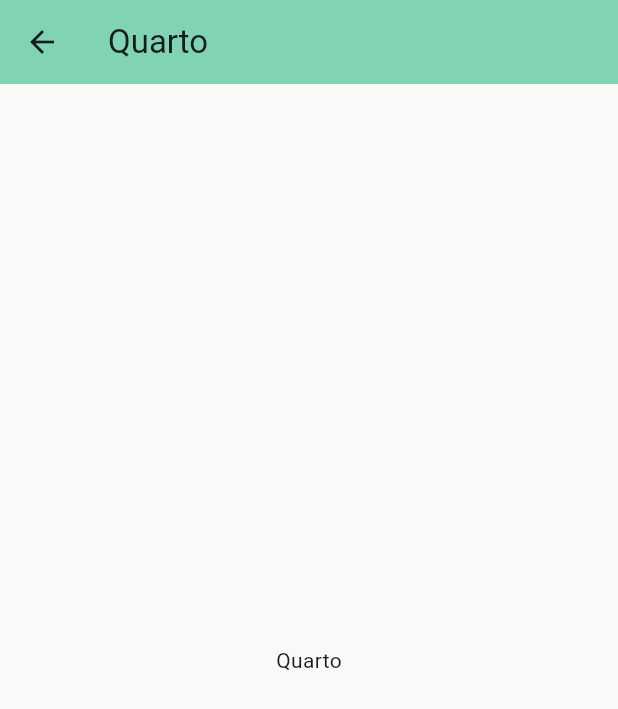
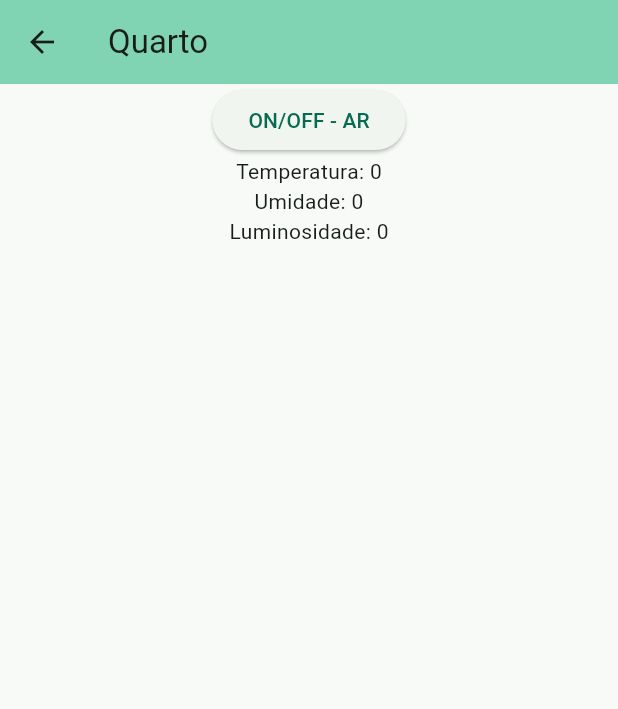
Before and after one commit to im-fernanda/home-sense, a Flutter app: the QuartoScreen screen opened directly, on a phone screen of 412 x 824 dp. Shown: the top 709 px of the screen. Run offline on Flutter 3.47's test engine with Material 3 defaults, Android fonts, the phone set to English and light mode, and no system bars; our stand-ins replace firebase_auth, firebase_core, firebase_database, geolocator; accounts and stored records are empty; network calls fail.

Commit message:
features: geolocator, leitura dos sensores do quarto

```diff
--- a/lib/core/di/configure_providers.dart
+++ b/lib/core/di/configure_providers.dart
@@ -1,4 +1,5 @@
 import 'package:home_sense/services/auth_service.dart';
+import 'package:home_sense/services/location_service.dart';
 import 'package:provider/provider.dart';
 import 'package:provider/single_child_widget.dart';
 
--- a/lib/ui/pages/rooms/quarto_screen.dart
+++ b/lib/ui/pages/rooms/quarto_screen.dart
@@ -1,7 +1,72 @@
+import 'package:firebase_database/firebase_database.dart';
 import 'package:flutter/material.dart';
 
-class QuartoScreen extends StatelessWidget {
+class QuartoScreen extends StatefulWidget {
   const QuartoScreen({super.key});
+
+  @override
+  State<QuartoScreen> createState() => _QuartoScreenState();
+}
+
+class _QuartoScreenState extends State<QuartoScreen> {
+
+  String _statusAr = "desligado";
+  int temp = 0;
+  int umidade = 0;
+  int luz = 0;
+
+  final DatabaseReference _db = FirebaseDatabase.instance.ref();
+
+   void captarInfos() {
+    // Inicia a captura das informações do Firebase
+    _db.child("comodos/quarto/sensores/luminosidade").onValue.listen((event) {
+      if (event.snapshot.value != null) {
+        setState(() {
+          luz = event.snapshot.value as int;
+        });
+        print("Luz: $luz");
+      }
+    });
+
+    _db.child("comodos/quarto/sensores/umidade").onValue.listen((event) {
+      if (event.snapshot.value != null) {
+        setState(() {
+          umidade = event.snapshot.value as int;
+        });
+        print("Umidade: $umidade");
+      }
+    });
+
+    _db.child("comodos/quarto/sensores/temperatura").onValue.listen((event) {
+      if (event.snapshot.value != null) {
+        setState(() {
+          temp = event.snapshot.value as int;
+        });
+        print("Temperatura: $temp");
+      }
+    });
+  }
+
+  void arCondicionadoHandle() {
+    setState(() {
+      if(_statusAr == "desligado") {
+        _statusAr = "ligado";
+        _db.child("comodos/quarto/atuadores/ar-condicionado/on").set(true);
+        _db.child("comodos/quarto/atuadores/ar-condicionado/valor").set(20);
+        _db.child("comodos/quarto/atuadores/ar-condicionado/modo").set("Cool");
+        return;
+      }
+
+      _statusAr = "desligado";
+      _db.child("comodos/quarto/atuadores/ar-condicionado/on").set(false);
+    });
+  }
+
+  @override
+  void initState() {
+    super.initState();
+    captarInfos(); // Chama a função para iniciar a captura dos dados do Firebase
+  }
 
   @override
   Widget build(BuildContext context) {
@@ -11,8 +76,18 @@ class QuartoScreen extends StatelessWidget {
         backgroundColor: Theme.of(context).colorScheme.primaryContainer,
       ),
 
-      body: const Center(
-        child: Text("Quarto"),
+      body: Center(
+        child: Column(
+          children: [
+            ElevatedButton(
+              onPressed: () => arCondicionadoHandle(),
+              child: const Text("ON/OFF - AR"),
+            ),
+            Text("Temperatura: $temp"),
+            Text("Umidade: $umidade"),
+            Text("Luminosidade: $luz"),
+          ],
+        ),
       ),
     );
   }
--- a/pubspec.yaml
+++ b/pubspec.yaml
@@ -39,6 +39,8 @@ dependencies:
   firebase_database: ^11.2.0
   firebase_auth: ^5.3.4
   provider: ^6.1.2
+  geolocator: ^13.0.2
+  flutter_local_notifications: ^18.0.1
 
 dev_dependencies:
   flutter_test:
```
Also changed, not shown: lib/main.dart (+24 -11 lines), lib/services/location_service.dart (added, +80 -0 lines), lib/ui/pages/rooms/sala_screen.dart (+26 -3 lines), lib/firebase_options.dart, pubspec.lock, 9 other files.
